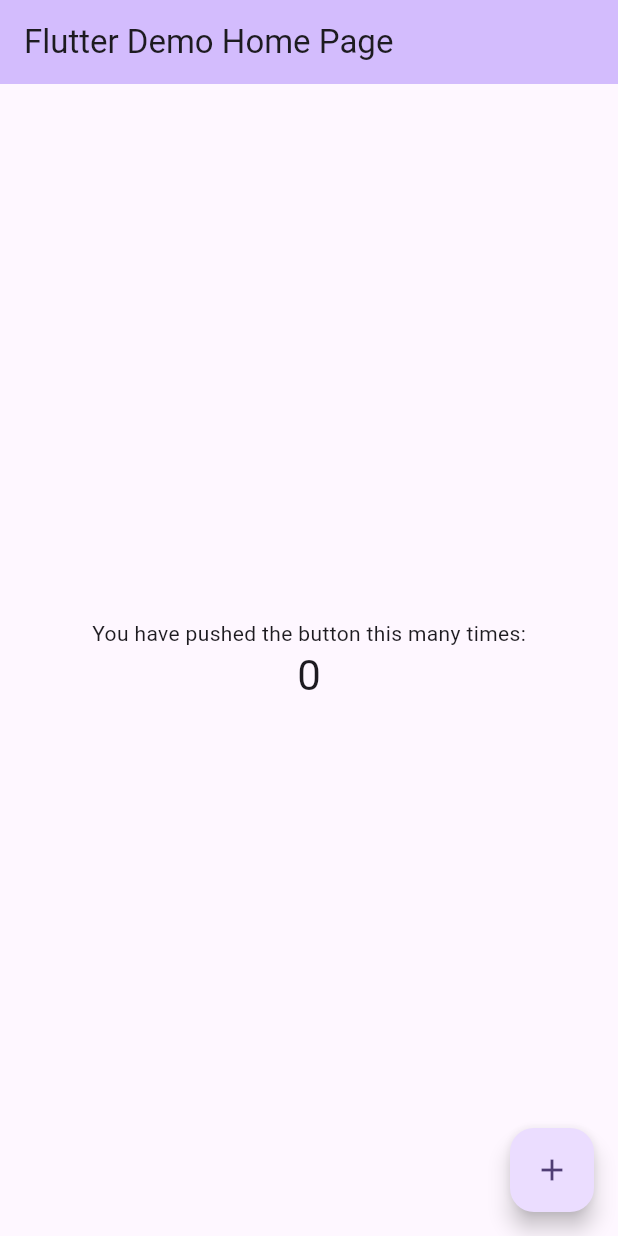
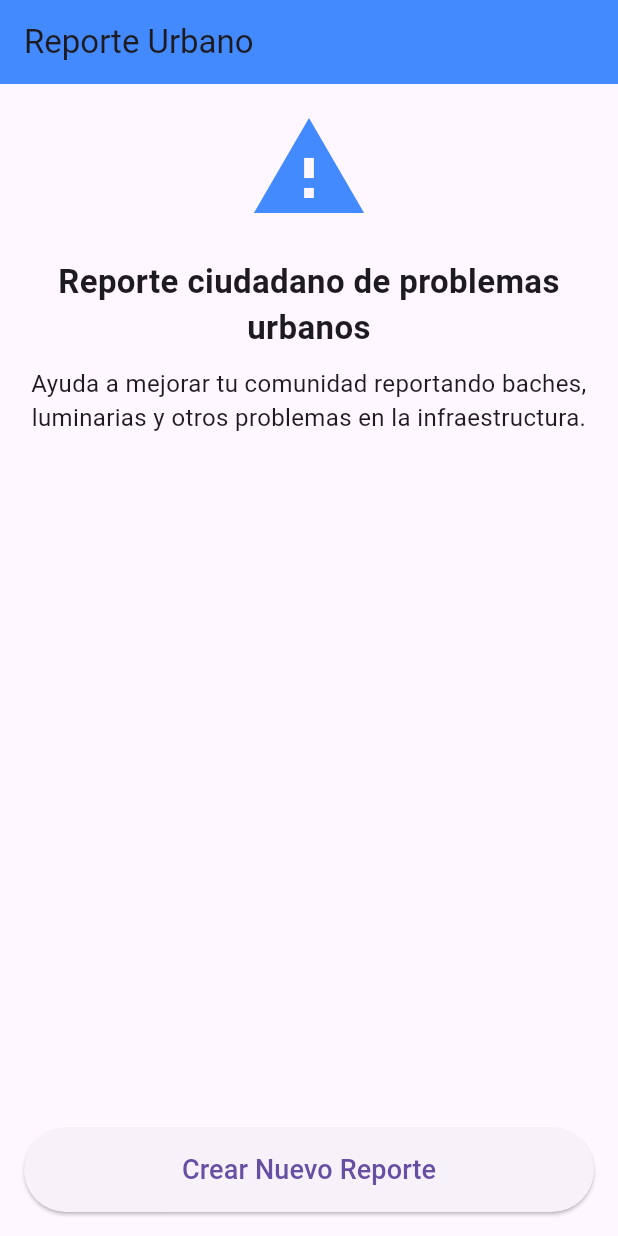
Before and after one commit to jprudente41181-1718/Reporte_urbano, a Flutter app: the screen it shows after launch, on a phone screen of 412 x 824 dp. Run offline on Flutter 3.47's test engine with Material 3 defaults, Android fonts, the phone set to English and light mode, and no system bars.

Commit message:
Corrección de errores y conexión de navegación al formulario

```diff
--- a/lib/main.dart
+++ b/lib/main.dart
@@ -1,122 +1,22 @@
 import 'package:flutter/material.dart';
+import 'screens/home_screen.dart';
 
 void main() {
-  runApp(const MyApp());
+  runApp(const ReporteUrbanoApp());
 }
 
-class MyApp extends StatelessWidget {
-  const MyApp({super.key});
+class ReporteUrbanoApp extends StatelessWidget {
+  const ReporteUrbanoApp({super.key});
 
-  // This widget is the root of your application.
   @override
   Widget build(BuildContext context) {
     return MaterialApp(
-      title: 'Flutter Demo',
+      debugShowCheckedModeBanner: false, // Oculta la etiqueta de "DEBUG"
+      title: 'Reporte Urbano',
       theme: ThemeData(
-        // This is the theme of your application.
-        //
-        // TRY THIS: Try running your application with "flutter run". You'll see
-        // the application has a purple toolbar. Then, without quitting the app,
-        // try changing the seedColor in the colorScheme below to Colors.green
-        // and then invoke "hot reload" (save your changes or press the "hot
-        // reload" button in a Flutter-supported IDE, or press "r" if you used
-        // the command line to start the app).
-        //
-        // Notice that the counter didn't reset back to zero; the application
-        // state is not lost during the reload. To reset the state, use hot
-        // restart instead.
-        //
-        // This works for code too, not just values: Most code changes can be
-        // tested with just a hot reload.
-        colorScheme: .fromSeed(seedColor: Colors.deepPurple),
+        primarySwatch: Colors.blue,
       ),
-      home: const MyHomePage(title: 'Flutter Demo Home Page'),
+      home: const HomeScreen(), // Llama a la pantalla que acabas de crear
     );
   }
 }
-
-class MyHomePage extends StatefulWidget {
-  const MyHomePage({super.key, required this.title});
-
-  // This widget is the home page of your application. It is stateful, meaning
-  // that it has a State object (defined below) that contains fields that affect
-  // how it looks.
-
-  // This class is the configuration for the state. It holds the values (in this
-  // case the title) provided by the parent (in this case the App widget) and
-  // used by the build method of the State. Fields in a Widget subclass are
-  // always marked "final".
-
-  final String title;
-
-  @override
-  State<MyHomePage> createState() => _MyHomePageState();
-}
-
-class _MyHomePageState extends State<MyHomePage> {
-  int _counter = 0;
-
-  void _incrementCounter() {
-    setState(() {
-      // This call to setState tells the Flutter framework that something has
-      // changed in this State, which causes it to rerun the build method below
-      // so that the display can reflect the updated values. If we changed
-      // _counter without calling setState(), then the build method would not be
-      // called again, and so nothing would appear to happen.
-      _counter++;
-    });
-  }
-
-  @override
-  Widget build(BuildContext context) {
-    // This method is rerun every time setState is called, for instance as done
-    // by the _incrementCounter method above.
-    //
-    // The Flutter framework has been optimized to make rerunning build methods
-    // fast, so that you can just rebuild anything that needs updating rather
-    // than having to individually change instances of widgets.
-    return Scaffold(
-      appBar: AppBar(
-        // TRY THIS: Try changing the color here to a specific color (to
-        // Colors.amber, perhaps?) and trigger a hot reload to see the AppBar
-        // change color while the other colors stay the same.
-        backgroundColor: Theme.of(context).colorScheme.inversePrimary,
-        // Here we take the value from the MyHomePage object that was created by
-        // the App.build method, and use it to set our appbar title.
-        title: Text(widget.title),
-      ),
-      body: Center(
-        // Center is a layout widget. It takes a single child and positions it
-        // in the middle of the parent.
-        child: Column(
-          // Column is also a layout widget. It takes a list of children and
-          // arranges them vertically. By default, it sizes itself to fit its
-          // children horizontally, and tries to be as tall as its parent.
-          //
-          // Column has various properties to control how it sizes itself and
-          // how it positions its children. Here we use mainAxisAlignment to
-          // center the children vertically; the main axis here is the vertical
-          // axis because Columns are vertical (the cross axis would be
-          // horizontal).
-          //
-          // TRY THIS: Invoke "debug painting" (choose the "Toggle Debug Paint"
-          // action in the IDE, or press "p" in the console), to see the
-          // wireframe for each widget.
-          mainAxisAlignment: .center,
-          children: [
-            const Text('You have pushed the button this many times:'),
-            Text(
-              '$_counter',
-              style: Theme.of(context).textTheme.headlineMedium,
-            ),
-          ],
-        ),
-      ),
-      floatingActionButton: FloatingActionButton(
-        onPressed: _incrementCounter,
-        tooltip: 'Increment',
-        child: const Icon(Icons.add),
-      ),
-    );
-  }
-}
--- /dev/null
+++ b/lib/screens/home_screen.dart
@@ -0,0 +1,62 @@
+import 'package:flutter/material.dart';
+import 'reporte_form_screen.dart';
+
+class HomeScreen extends StatelessWidget {
+  const HomeScreen({super.key});
+
+  @override
+  Widget build(BuildContext context) {
+    return Scaffold(
+      appBar: AppBar(
+        title: const Text('Reporte Urbano'),
+        backgroundColor: Colors.blueAccent,
+      ),
+      body: Padding(
+        padding: const EdgeInsets.all(16.0),
+        child: Column(
+          crossAxisAlignment: CrossAxisAlignment.stretch,
+          children: [
+            const Icon(
+              Icons.report_problem,
+              size: 80,
+              color: Colors.blueAccent,
+            ),
+            const SizedBox(height: 20),
+            const Text(
+              'Reporte ciudadano de problemas urbanos',
+              textAlign: TextAlign.center,
+              style: TextStyle(
+                fontSize: 22,
+                fontWeight: FontWeight.bold,
+              ),
+            ),
+            const SizedBox(height: 10),
+            const Text(
+              'Ayuda a mejorar tu comunidad reportando baches, luminarias y otros problemas en la infraestructura.',
+              textAlign: TextAlign.center,
+              style: TextStyle(fontSize: 16),
+            ),
+            const Spacer(),
+            ElevatedButton(
+              onPressed: () {
+                // Navegación hacia la pantalla del formulario
+                Navigator.push(
+                  context,
+                  MaterialPageRoute(
+                      builder: (context) => const ReporteFormScreen()),
+                );
+              },
+              style: ElevatedButton.styleFrom(
+                padding: const EdgeInsets.symmetric(vertical: 15),
+              ),
+              child: const Text(
+                'Crear Nuevo Reporte',
+                style: TextStyle(fontSize: 18),
+              ),
+            ),
+          ],
+        ),
+      ),
+    );
+  }
+}
```
Also changed, not shown: lib/screens/reporte_form_screen.dart (added, +69 -0 lines), 1 other file.
